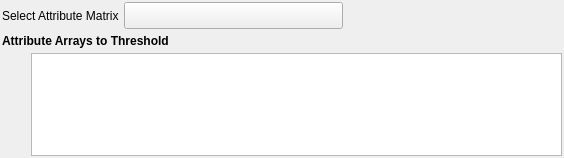
Qt form Source/SVWidgetsLib/FilterParameterWidgets/UI_Files/ComparisonSelectionWidget.ui (BlueQuartzSoftware/SIMPL) before a commit.
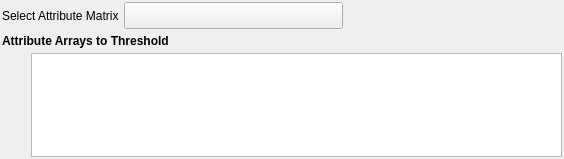
The same form after that commit. Icons and pictures are not drawn.

The edit to the form file:
```diff
--- a/Source/SVWidgetsLib/FilterParameterWidgets/UI_Files/ComparisonSelectionWidget.ui
+++ b/Source/SVWidgetsLib/FilterParameterWidgets/UI_Files/ComparisonSelectionWidget.ui
@@ -7,7 +7,7 @@
     <x>0</x>
     <y>0</y>
     <width>564</width>
-    <height>158</height>
+    <height>159</height>
    </rect>
   </property>
   <layout class="QGridLayout" name="widgetLayout">
```
Left out of the diff: 9 changed lines with no effect on the pictures.
